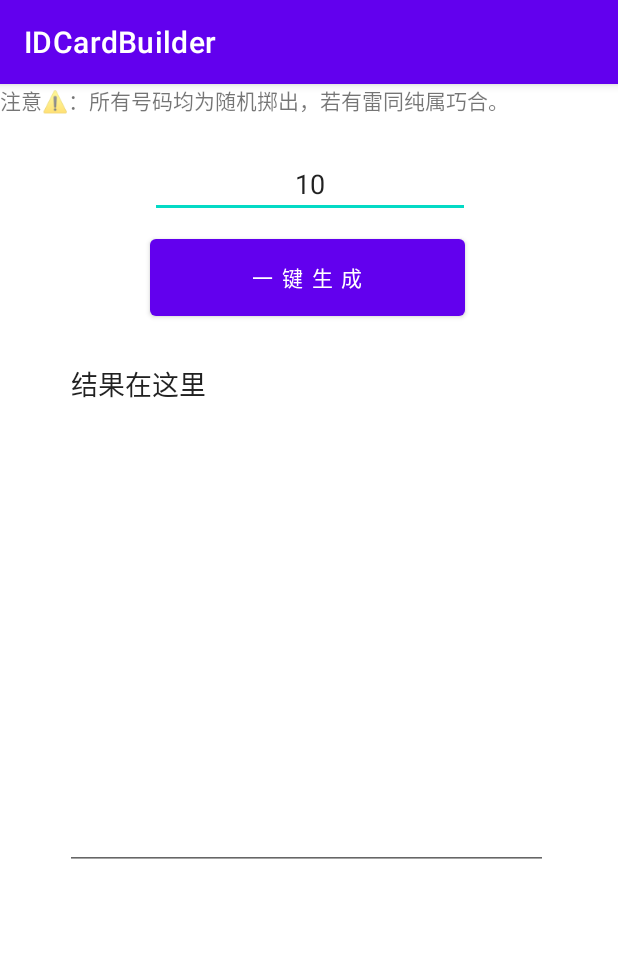
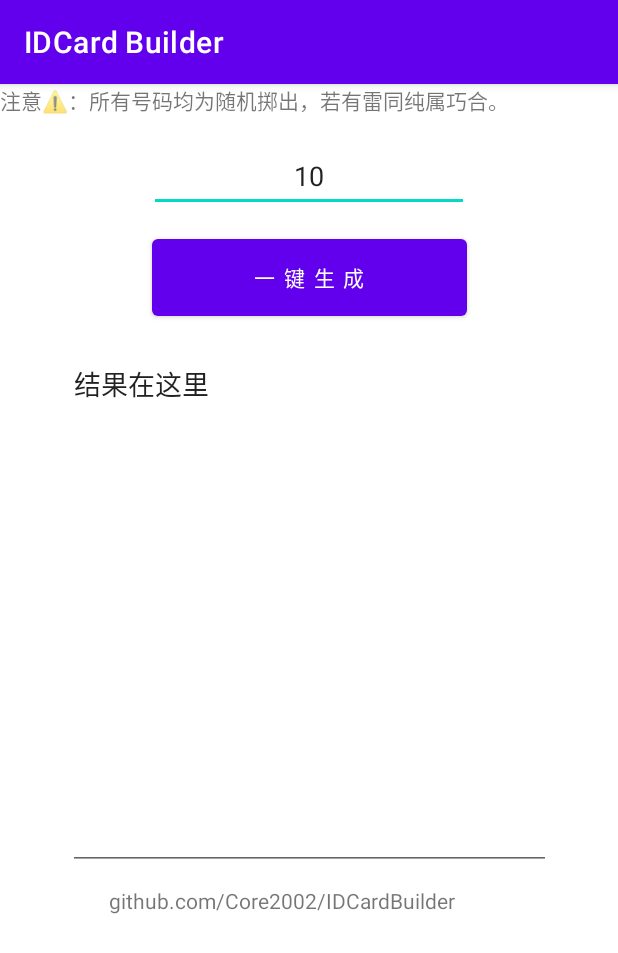
Before and after one commit to Core2002/IDCardBuilder, an Android app: the screen it shows after launch (MainActivity), on a phone screen of 412 x 824 dp. Shown: the top 953 px of the screen. Run offline under Robolectric (Android 15) with nearby library versions, the phone set to English and light mode, and no system bars; libraries missing offline, so code that uses them is left out: cn.hutool.core.

Commit message:
优化界面显示

```diff
--- a/app/src/main/res/layout/activity_main.xml
+++ b/app/src/main/res/layout/activity_main.xml
@@ -13,9 +13,10 @@
             android:layout_height="63dp"
             android:id="@+id/kaishi"
             app:layout_constraintTop_toBottomOf="@+id/geshu"
-            android:layout_marginTop="8dp"
             app:layout_constraintStart_toStartOf="parent"
-            android:layout_marginStart="100dp"/>
+            app:layout_constraintEnd_toEndOf="parent"
+            android:layout_marginTop="12dp"
+            />
 
     <EditText
             android:layout_width="wrap_content"
@@ -25,10 +26,11 @@
             android:inputType="date"
             android:ems="10"
             android:id="@+id/geshu"
-            app:layout_constraintTop_toTopOf="parent"
-            android:layout_marginTop="44dp"
             app:layout_constraintStart_toStartOf="parent"
-            android:layout_marginStart="100dp"/>
+            app:layout_constraintEnd_toEndOf="parent"
+            app:layout_constraintTop_toBottomOf="@+id/textView"
+            android:layout_marginTop="16dp"
+            android:minHeight="48dp"/>
 
     <EditText
             android:layout_width="322dp"
@@ -43,13 +45,29 @@
             app:layout_constraintEnd_toEndOf="parent"
             app:layout_constraintVertical_bias="0.062"
             android:gravity="top"
-            app:layout_constraintHorizontal_bias="0.485"/>
+            />
 
     <TextView
             android:text="注意⚠️：所有号码均为随机掷出，若有雷同纯属巧合。"
             android:layout_width="wrap_content"
             android:layout_height="wrap_content"
-            android:id="@+id/textView"/>
+            android:id="@+id/textView"
+            app:layout_constraintStart_toStartOf="parent"
+            app:layout_constraintEnd_toEndOf="parent"
+            app:layout_constraintTop_toTopOf="parent"
+            android:layout_marginTop="0dp"
+            app:layout_constraintHorizontal_bias="0.0"/>
+
+    <TextView
+            android:text="github.com/Core2002/IDCardBuilder"
+            android:layout_width="267dp"
+            android:layout_height="163dp"
+            android:id="@+id/textView2"
+            app:layout_constraintEnd_toEndOf="parent"
+            app:layout_constraintStart_toStartOf="parent"
+            app:layout_constraintTop_toBottomOf="@+id/jieguo"
+            app:layout_constraintBottom_toBottomOf="parent"
+            app:layout_constraintVertical_bias="0.131"/>
 
 
 </androidx.constraintlayout.widget.ConstraintLayout>
--- a/app/src/main/res/values/strings.xml
+++ b/app/src/main/res/values/strings.xml
@@ -1,3 +1,3 @@
 <resources>
-    <string name="app_name">IDCardBuilder</string>
+    <string name="app_name">IDCard Builder</string>
 </resources>
```
Also changed, not shown: app/src/main/java/fun/fifu/neko/idcardbuilder/MainActivity.kt (+12 -9 lines).
